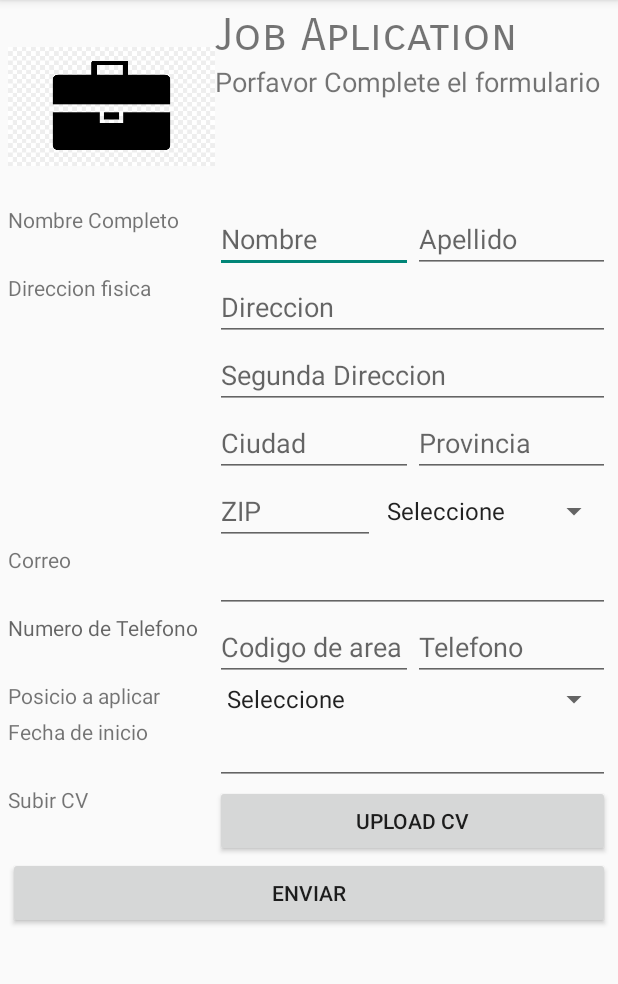
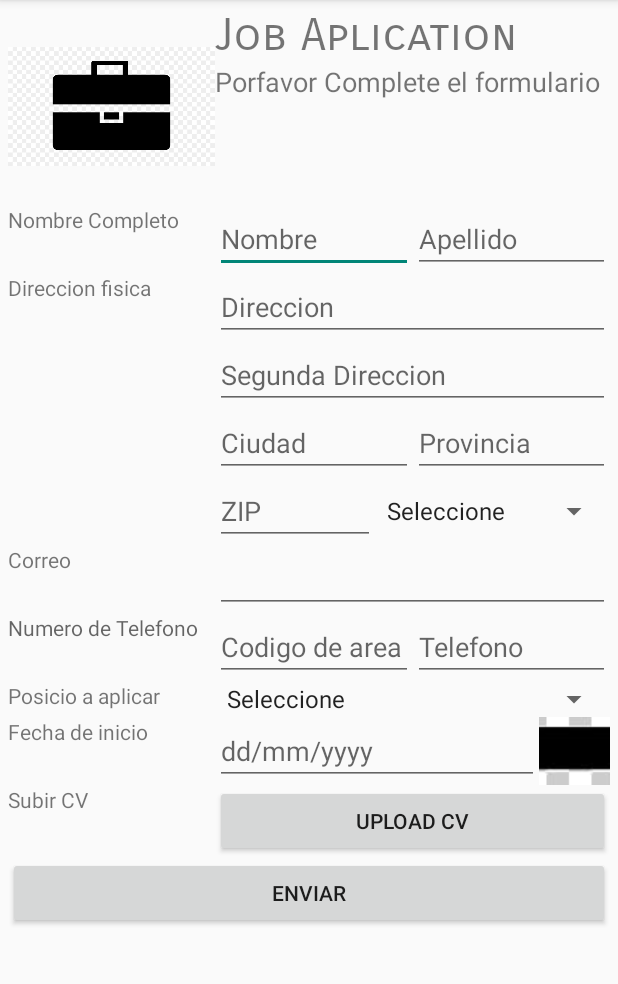
Before and after one commit to Adriangc15/Laboratorio-6-mobiles, an Android app: the activity_singup screen opened directly, with no data from a screen before it, on a phone screen of 412 x 824 dp, the part 84-1068 px from its top. Run offline under Robolectric (Android 15) with nearby library versions, the phone set to English and light mode, and no system bars.

Commit message:
Fecha con un dialog

```diff
--- a/TableLayoutExample/app/src/main/java/example/abhiandriod/tablelayoutexample/activity_singup.java
+++ b/TableLayoutExample/app/src/main/java/example/abhiandriod/tablelayoutexample/activity_singup.java
@@ -1,13 +1,72 @@
 package example.abhiandriod.tablelayoutexample;
 
+import android.app.DatePickerDialog;
 import android.support.v7.app.AppCompatActivity;
 import android.os.Bundle;
+import android.view.View;
+import android.widget.DatePicker;
+import android.widget.EditText;
+import android.widget.ImageButton;
 
-public class activity_singup extends AppCompatActivity {
+import java.util.Calendar;
+
+public class activity_singup extends AppCompatActivity implements View.OnClickListener {
+
+    public EditText fecha;
+    public ImageButton imgFecha;
+
+
+    private static final String CERO = "0";
+    private static final String BARRA = "/";
+    //Calendario para obtener fecha & hora
+    public final Calendar c = Calendar.getInstance();
+    //Variables para obtener la fecha
+    final int mes = c.get(Calendar.MONTH);
+    final int dia = c.get(Calendar.DAY_OF_MONTH);
+    final int anio = c.get(Calendar.YEAR);
 
     @Override
     protected void onCreate(Bundle savedInstanceState) {
         super.onCreate(savedInstanceState);
         setContentView(R.layout.activity_singup);
+
+        fecha = (EditText) findViewById(R.id.idFecha);
+        imgFecha = (ImageButton) findViewById(R.id.idObtenerFecha);
+        imgFecha.setOnClickListener(this);
+
+    }
+
+    @Override
+    public void onClick(View v) {
+        switch (v.getId()){
+            case R.id.idObtenerFecha:
+                obtenerFecha();
+                break;
+        }
+    }
+
+    private void obtenerFecha(){
+        DatePickerDialog recogerFecha = new DatePickerDialog(this, new DatePickerDialog.OnDateSetListener() {
+            @Override
+            public void onDateSet(DatePicker view, int year, int month, int dayOfMonth) {
+                //Esta variable lo que realiza es aumentar en uno el mes ya que comienza desde 0 = enero
+                final int mesActual = month + 1;
+                //Formateo el día obtenido: antepone el 0 si son menores de 10
+                String diaFormateado = (dayOfMonth < 10)? CERO + String.valueOf(dayOfMonth):String.valueOf(dayOfMonth);
+                //Formateo el mes obtenido: antepone el 0 si son menores de 10
+                String mesFormateado = (mesActual < 10)? CERO + String.valueOf(mesActual):String.valueOf(mesActual);
+                //Muestro la fecha con el formato deseado
+                fecha.setText(diaFormateado + BARRA + mesFormateado + BARRA + year);
+
+
+            }
+            //Estos valores deben ir en ese orden, de lo contrario no mostrara la fecha actual
+            /**
+             *También puede cargar los valores que usted desee
+             */
+        },anio, mes, dia);
+        //Muestro el widget
+        recogerFecha.show();
+
     }
 }
--- a/TableLayoutExample/app/src/main/res/layout/activity_singup.xml
+++ b/TableLayoutExample/app/src/main/res/layout/activity_singup.xml
@@ -345,10 +345,26 @@
                             android:id="@+id/idFecha"
                             android:layout_width="match_parent"
                             android:layout_height="wrap_content"
+                            android:layout_weight="2"
                             android:clickable="true"
                             android:focusable="false"
                             android:inputType="date"
-                            android:maxLines="1" />
+                            android:maxLines="1"
+                            android:hint="@string/formato_fecha"
+                            app:layout_constraintTop_toBottomOf="@+id/textFecha" />/>
+
+                        <ImageButton
+                            android:id="@+id/idObtenerFecha"
+                            android:layout_width="match_parent"
+                            android:layout_height="match_parent"
+                            android:layout_weight="9"
+                            app:srcCompat="@drawable/calendario"
+                            app:layout_constraintRight_toRightOf="parent"
+                            app:layout_constraintLeft_toRightOf="@+id/et_mostrar_fecha_picker"
+                            app:layout_constraintHorizontal_bias="0.505"
+                            app:layout_constraintTop_toBottomOf="@+id/textFecha"
+                            tools:ignore="ContentDescription"/>
+
                     </LinearLayout>
 
                 </TableRow>
--- a/TableLayoutExample/app/src/main/res/values/strings.xml
+++ b/TableLayoutExample/app/src/main/res/values/strings.xml
@@ -33,4 +33,7 @@
         <item>Panama</item>
         <item>Nicaragua</item>
     </string-array>
+
+    <string name="formato_fecha">dd/mm/yyyy</string>
+
 </resources>
```
Also changed, not shown: TableLayoutExample/app/src/main/res/drawable/calendario.jpg (added).
